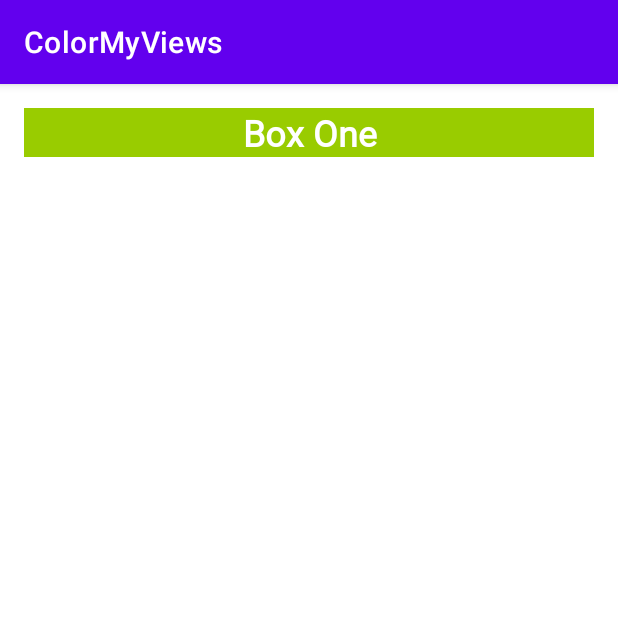
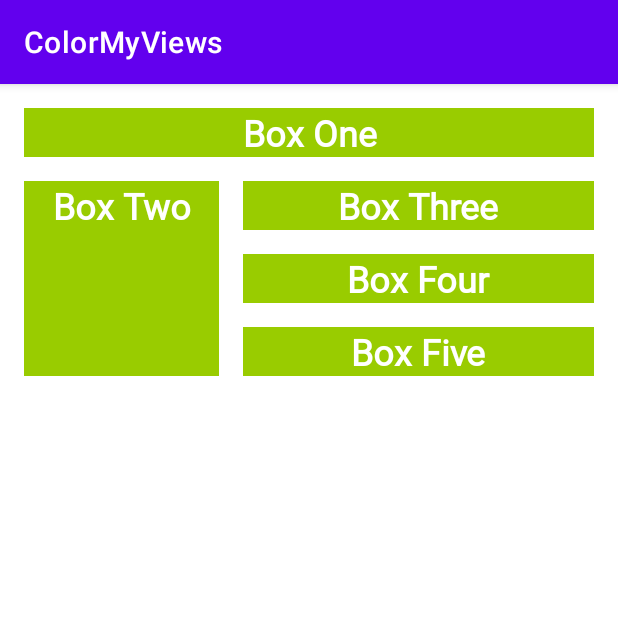
Before and after one commit to LudwigWiedemann/GoogleAndroidCourse, an Android app: the screen it shows after launch (MainActivity), on a phone screen of 412 x 824 dp, the top half of it. Run offline under Robolectric (Android 15) with nearby library versions, the phone set to English and light mode, and no system bars.

Commit message:
add a chain of boxes with constraints that keeps the layout when rotating screen

```diff
--- a/ColorMyViews/app/src/main/res/layout/activity_main.xml
+++ b/ColorMyViews/app/src/main/res/layout/activity_main.xml
@@ -16,7 +16,61 @@
         android:layout_marginTop="@dimen/margin_wide"
         android:layout_marginEnd="@dimen/margin_wide"
         android:text="@string/box_one"
+        app:layout_constraintDimensionRatio=""
         app:layout_constraintEnd_toEndOf="parent"
         app:layout_constraintStart_toStartOf="parent"
         app:layout_constraintTop_toTopOf="parent" />
+
+    <TextView
+        android:id="@+id/box_two_text"
+        style="@style/WhiteBox"
+        android:layout_width="130dp"
+        android:layout_height="130dp"
+        android:layout_marginStart="16dp"
+        android:layout_marginTop="16dp"
+        android:text="@string/box_two"
+        app:layout_constraintStart_toStartOf="parent"
+        app:layout_constraintTop_toBottomOf="@+id/textView2" />
+
+    <TextView
+        android:id="@+id/box_three_text"
+        style="@style/WhiteBox"
+        android:layout_width="0dp"
+        android:layout_height="wrap_content"
+        android:layout_marginStart="16dp"
+        android:layout_marginEnd="16dp"
+        android:text="@string/box_three"
+        app:layout_constraintBottom_toTopOf="@+id/box_four_text"
+        app:layout_constraintEnd_toEndOf="parent"
+        app:layout_constraintStart_toEndOf="@+id/box_two_text"
+        app:layout_constraintTop_toTopOf="@+id/box_two_text" />
+
+    <TextView
+        android:id="@+id/box_four_text"
+        style="@style/WhiteBox"
+        android:layout_width="0dp"
+        android:layout_height="wrap_content"
+        android:layout_marginStart="16dp"
+        android:layout_marginTop="16dp"
+        android:layout_marginEnd="16dp"
+        android:layout_marginBottom="16dp"
+        android:text="@string/box_four"
+        app:layout_constraintBottom_toTopOf="@+id/box_five_text"
+        app:layout_constraintEnd_toEndOf="parent"
+        app:layout_constraintStart_toEndOf="@+id/box_two_text"
+        app:layout_constraintTop_toBottomOf="@+id/box_three_text" />
+
+    <TextView
+        android:id="@+id/box_five_text"
+        style="@style/WhiteBox"
+        android:layout_width="0dp"
+        android:layout_height="wrap_content"
+        android:layout_marginStart="16dp"
+        android:layout_marginEnd="16dp"
+        android:text="@string/box_five"
+        app:layout_constraintBottom_toBottomOf="@+id/box_two_text"
+        app:layout_constraintEnd_toEndOf="parent"
+        app:layout_constraintStart_toEndOf="@+id/box_two_text"
+        app:layout_constraintTop_toBottomOf="@+id/box_four_text" />
+
 </androidx.constraintlayout.widget.ConstraintLayout>
--- a/ColorMyViews/app/src/main/res/values/strings.xml
+++ b/ColorMyViews/app/src/main/res/values/strings.xml
@@ -1,4 +1,11 @@
 <resources>
     <string name="app_name">ColorMyViews</string>
     <string name="box_one">Box One</string>
+    <string name="box_two">Box Two</string>
+    <string name="box_three">Box Three</string>
+    <string name="box_four">Box Four</string>
+    <string name="box_five">Box Five</string>
+    <string name="button_red">RED</string>
+    <string name="button_yellow">YELLOW</string>
+    <string name="button_green">GREEN</string>
 </resources>
```
